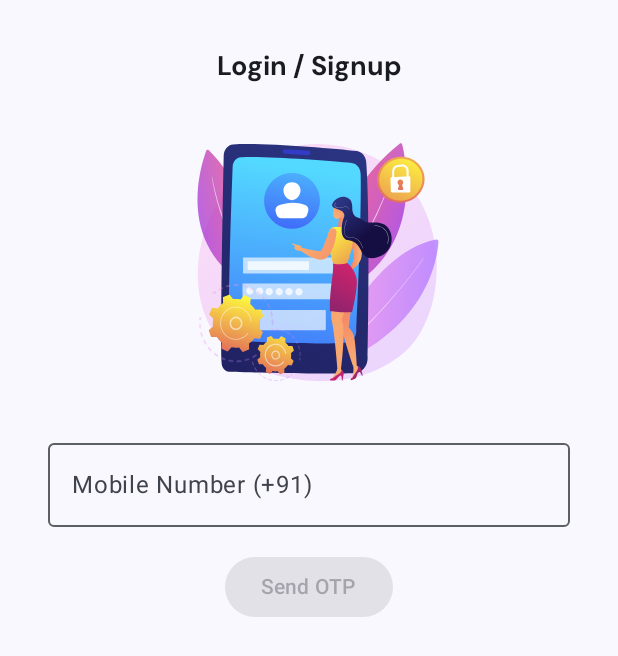
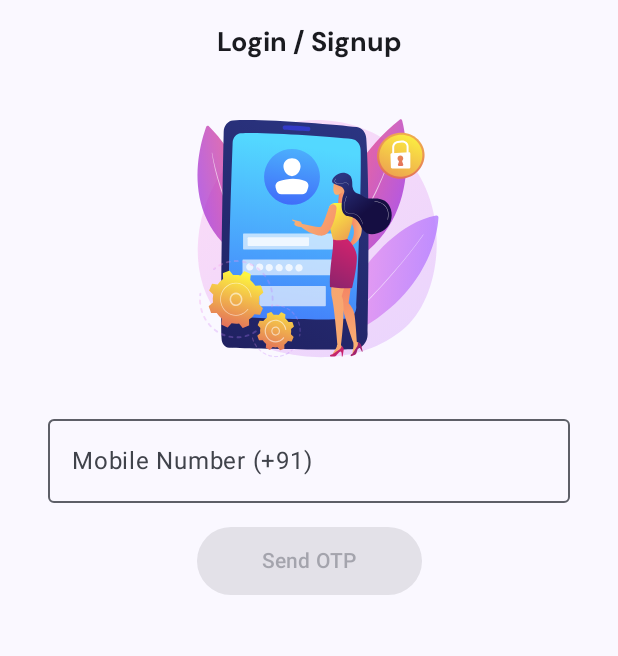
Before and after one commit to piyushlasane/VeggieKart, an Android app built with Jetpack Compose: the screen it shows after launch (MainActivity), after a tap on "Login/Signup", on a phone screen of 412 x 824 dp. Shown: the top 656 px of the screen. Run offline under Robolectric (Android 15) with nearby library versions, the phone set to English and light mode, and no system bars; our stand-ins replace Firebase (no records; nobody signed in at launch, a user with empty details on screens opened directly).

Commit message:
Popped pages from stack

```diff
--- a/VeggieKart/app/src/main/java/com/project/veggiekart/AppNavigation.kt
+++ b/VeggieKart/app/src/main/java/com/project/veggiekart/AppNavigation.kt
@@ -5,6 +5,8 @@ import androidx.compose.ui.Modifier
 import androidx.navigation.compose.NavHost
 import androidx.navigation.compose.composable
 import androidx.navigation.compose.rememberNavController
+import com.google.firebase.Firebase
+import com.google.firebase.auth.auth
 import com.project.veggiekart.screens.AuthScreen
 import com.project.veggiekart.screens.LoginScreen
 import com.project.veggiekart.screens.HomeScreen
@@ -14,14 +16,17 @@ fun AppNavigation(modifier: Modifier = Modifier) {
 
     val navController = rememberNavController()
 
-    NavHost(navController = navController, startDestination = "auth") {
+    val isLoggedIn = Firebase.auth.currentUser != null
+    val firstPage = if (isLoggedIn) "home" else "auth"
+
+    NavHost(navController = navController, startDestination = firstPage) {
         composable("auth"){
             AuthScreen(modifier, navController)
         }
         composable("login"){
             LoginScreen(modifier, navController)
         }
-        composable("homescreen"){
+        composable("home"){
             HomeScreen(modifier, navController)
         }
     }
--- a/VeggieKart/app/src/main/java/com/project/veggiekart/screens/AuthScreen.kt
+++ b/VeggieKart/app/src/main/java/com/project/veggiekart/screens/AuthScreen.kt
@@ -83,7 +83,7 @@ fun AuthScreen(modifier: Modifier = Modifier, navController: NavHostController)
         Spacer(modifier = Modifier.height(12.dp))
         OutlinedButton (
             onClick = {
-                navController.navigate("homescreen")
+                navController.navigate("home")
             },
             modifier = Modifier.fillMaxWidth().height(54.dp),
             colors = ButtonDefaults.outlinedButtonColors(
--- a/VeggieKart/app/src/main/java/com/project/veggiekart/screens/LoginScreen.kt
+++ b/VeggieKart/app/src/main/java/com/project/veggiekart/screens/LoginScreen.kt
@@ -3,30 +3,29 @@ package com.project.veggiekart.screens
 import androidx.activity.ComponentActivity
 import androidx.compose.foundation.Image
 import androidx.compose.foundation.layout.Arrangement
+import androidx.compose.foundation.layout.Box
 import androidx.compose.foundation.layout.Column
 import androidx.compose.foundation.layout.Row
 import androidx.compose.foundation.layout.Spacer
 import androidx.compose.foundation.layout.fillMaxSize
 import androidx.compose.foundation.layout.fillMaxWidth
 import androidx.compose.foundation.layout.height
+import androidx.compose.foundation.layout.imePadding
 import androidx.compose.foundation.layout.padding
+import androidx.compose.foundation.layout.size
 import androidx.compose.foundation.layout.width
 import androidx.compose.foundation.text.KeyboardOptions
 import androidx.compose.material3.Button
 import androidx.compose.material3.ButtonDefaults
+import androidx.compose.material3.CircularProgressIndicator
 import androidx.compose.material3.OutlinedTextField
 import androidx.compose.material3.SnackbarHost
 import androidx.compose.material3.SnackbarHostState
 import androidx.compose.material3.Text
-import androidx.compose.material3.TextFieldDefaults
 import androidx.compose.runtime.Composable
 import androidx.compose.runtime.LaunchedEffect
-import androidx.compose.runtime.getValue
-import androidx.compose.runtime.mutableStateListOf
-import androidx.compose.runtime.mutableStateOf
 import androidx.compose.runtime.remember
 import androidx.compose.runtime.rememberCoroutineScope
-import androidx.compose.runtime.setValue
 import androidx.compose.ui.Alignment
 import androidx.compose.ui.Modifier
 import androidx.compose.ui.focus.FocusRequester
@@ -50,38 +49,33 @@ import androidx.lifecycle.viewmodel.compose.viewModel
 import androidx.navigation.NavHostController
 import com.project.veggiekart.R
 import com.project.veggiekart.ui.theme.Purple
-import com.project.veggiekart.ui.theme.Purple40
-import com.project.veggiekart.ui.theme.Purple80
-import com.project.veggiekart.ui.theme.VeggieGreen
 import com.project.veggiekart.viewmodel.AuthViewModel
 import kotlinx.coroutines.launch
 
 @Composable
 fun LoginScreen(modifier: Modifier = Modifier, navController: NavHostController) {
 
-    var mobileNumber by remember { mutableStateOf("") }
-    var showOtp by remember { mutableStateOf(false) }
-
+    val authViewModel: AuthViewModel = viewModel()
+    val mobileNumber = authViewModel.mobileNumber
+    val showOtp = authViewModel.showOtp
+    val isLoading = authViewModel.isLoading
     val otpLength = 6
-    val otpValues = remember { mutableStateListOf(*Array(otpLength) { "" }) }
+    val otpValues = authViewModel.otpValues
+    val keyboardController = LocalSoftwareKeyboardController.current
     val focusRequesters = List(otpLength) { FocusRequester() }
-    LocalSoftwareKeyboardController.current
 
     // ViewModel and snackbar
-    val authViewModel: AuthViewModel = viewModel()
     val snackbarHostState = remember { SnackbarHostState() }
     val scope = rememberCoroutineScope()
-    var verificationInProgress by remember { mutableStateOf(false) }
 
+    Box(modifier = modifier.fillMaxSize()) {
         Column(
             modifier = modifier
                 .fillMaxSize()
-            .padding(32.dp),
+                .padding(horizontal = 32.dp, vertical = 16.dp),
             horizontalAlignment = Alignment.CenterHorizontally,
             verticalArrangement = Arrangement.Top
         ) {
-        // Snackbar for messages
-        SnackbarHost(hostState = snackbarHostState)
 
             Text(
                 text = "Login / Signup", modifier = Modifier.fillMaxWidth(), style = TextStyle(
@@ -103,11 +97,7 @@ fun LoginScreen(modifier: Modifier = Modifier, navController: NavHostController)
             OutlinedTextField(
                 modifier = Modifier.fillMaxWidth(),
                 value = mobileNumber,
-            onValueChange = { input ->
-                if (input.length <= 10 && input.all { it.isDigit() }) {
-                    mobileNumber = input
-                }
-            },
+                onValueChange = { authViewModel.updateMobileNumber(it) },
                 label = { Text("Mobile Number (+91)") },
                 singleLine = true,
                 keyboardOptions = KeyboardOptions(
@@ -120,21 +110,32 @@ fun LoginScreen(modifier: Modifier = Modifier, navController: NavHostController)
             if (!showOtp) {
                 Button(
                     onClick = {
-                    verificationInProgress = true
+                        authViewModel.updateLoading(true)
                         authViewModel.sendOtp(
                             phoneNumber = mobileNumber,
                             activity = (navController.context as ComponentActivity)
                         ) { success, message ->
-                        verificationInProgress = false
+                            authViewModel.updateLoading(false)
                             scope.launch { snackbarHostState.showSnackbar(message) }
-                        if (success) showOtp = true
+                            if (success) authViewModel.updateShowOtp(true)
                         }
-                }, enabled = mobileNumber.length == 10 && !verificationInProgress,
+                    },
+                    enabled = mobileNumber.length == 10 && !isLoading,
+                    modifier = Modifier
+                        .width(150.dp)
+                        .height(45.dp),
                     colors = ButtonDefaults.buttonColors(
-                    containerColor = Purple,
-                    contentColor = Color.White
+                        containerColor = Purple, contentColor = Color.White
                     )
-            ) { Text("Send OTP", fontWeight = FontWeight.SemiBold) }
+                ) {
+                    if (isLoading) {
+                        CircularProgressIndicator(
+                            modifier = Modifier.size(20.dp), strokeWidth = 2.dp
+                        )
+                    } else {
+                        Text("Send OTP", fontWeight = FontWeight.SemiBold)
+                    }
+                }
             } else {
                 // OTP UI
                 Row(
@@ -146,7 +147,7 @@ fun LoginScreen(modifier: Modifier = Modifier, navController: NavHostController)
                             value = value,
                             onValueChange = { input ->
                                 if (input.length <= 1 && input.all { it.isDigit() }) {
-                                otpValues[index] = input
+                                    authViewModel.updateOtpAt(index, input)
                                     if (input.isNotEmpty() && index < otpLength - 1) {
                                         focusRequesters[index + 1].requestFocus()
                                     }
@@ -187,25 +188,30 @@ fun LoginScreen(modifier: Modifier = Modifier, navController: NavHostController)
 
                 Button(
                     onClick = {
+                        keyboardController?.hide()
                         val enteredOtp = otpValues.joinToString("")
-                verificationInProgress = true
+                        authViewModel.updateLoading(true)
                         authViewModel.verifyOtp(enteredOtp) { success, message ->
-                    verificationInProgress = false
+                            authViewModel.updateLoading(false)
                             scope.launch { snackbarHostState.showSnackbar(message) }
                             if (success) {
-                        navController.navigate("homescreen") {
-                            popUpTo("loginscreen") { inclusive = true }
+                                navController.navigate("home") {
+                                    popUpTo("auth") { inclusive = true }
                                 }
                             }
                         }
                     },
-                enabled = otpValues.all { it.isNotEmpty() } && !verificationInProgress,
+                    enabled = otpValues.all { it.isNotEmpty() } && !isLoading,
                     modifier = Modifier
                         .width(250.dp)
                         .height(45.dp)) {
-                Text(
-                    "Verify & Proceed", fontSize = 16.sp
+                    if (isLoading) {
+                        CircularProgressIndicator(
+                            modifier = Modifier.size(20.dp), strokeWidth = 2.dp
                         )
+                    } else {
+                        Text("Verify & Proceed", fontSize = 16.sp)
+                    }
                 }
 
                 LaunchedEffect(Unit) {
@@ -213,4 +219,12 @@ fun LoginScreen(modifier: Modifier = Modifier, navController: NavHostController)
                 }
             }
         }
+        // Snackbar for messages
+        SnackbarHost(
+            hostState = snackbarHostState,
+            modifier = Modifier
+                .align(Alignment.BottomCenter)
+                .imePadding()
+        )
     }
+}
--- a/VeggieKart/app/src/main/java/com/project/veggiekart/viewmodel/AuthViewModel.kt
+++ b/VeggieKart/app/src/main/java/com/project/veggiekart/viewmodel/AuthViewModel.kt
@@ -1,6 +1,10 @@
 package com.project.veggiekart.viewmodel
 
 import android.app.Activity
+import androidx.compose.runtime.getValue
+import androidx.compose.runtime.mutableStateListOf
+import androidx.compose.runtime.mutableStateOf
+import androidx.compose.runtime.setValue
 import androidx.lifecycle.ViewModel
 import androidx.lifecycle.viewModelScope
 import com.google.firebase.FirebaseException
@@ -13,6 +17,34 @@ import kotlinx.coroutines.launch
 import java.util.concurrent.TimeUnit
 
 class AuthViewModel : ViewModel() {
+
+    var mobileNumber by mutableStateOf("")
+        private set
+
+    var showOtp by mutableStateOf(false)
+        private set
+
+    var isLoading by mutableStateOf(false)
+        private set
+
+    var otpValues = mutableStateListOf<String>().apply { repeat(6) { add("") } }
+        private set
+
+    fun updateMobileNumber(input: String) {
+        if (input.length <= 10 && input.all { it.isDigit() }) {
+            mobileNumber = input
+        }
+    }
+
+    fun updateOtpAt(index: Int, value: String) {
+        if (value.length <= 1 && value.all { it.isDigit() }) {
+            otpValues[index] = value
+        }
+    }
+
+    fun updateShowOtp(value: Boolean) { showOtp = value }
+
+    fun updateLoading(value: Boolean) { isLoading = value }
 
     private val auth: FirebaseAuth = FirebaseAuth.getInstance()
     private val firestore: FirebaseFirestore = FirebaseFirestore.getInstance()
```
Lines whose indentation alone changed are shown as unchanged.
